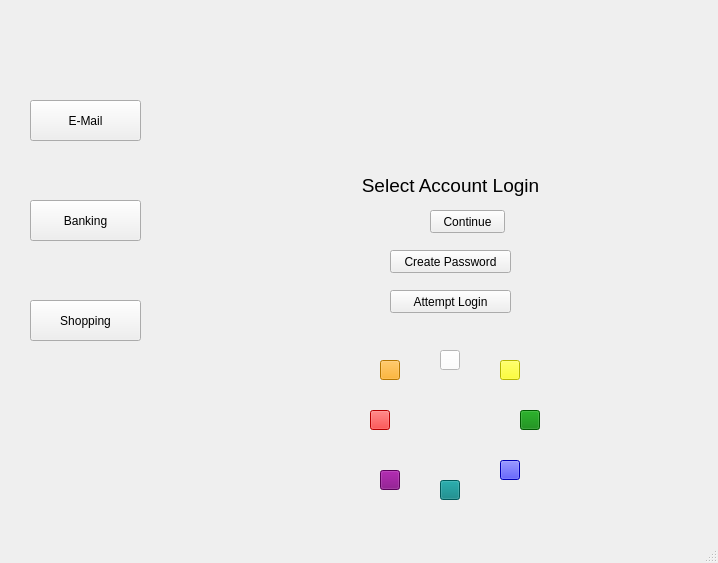
Before: the Qt Designer form mainwindow.ui in Arkaywhon/HCI-Application, drawn with Qt 5.
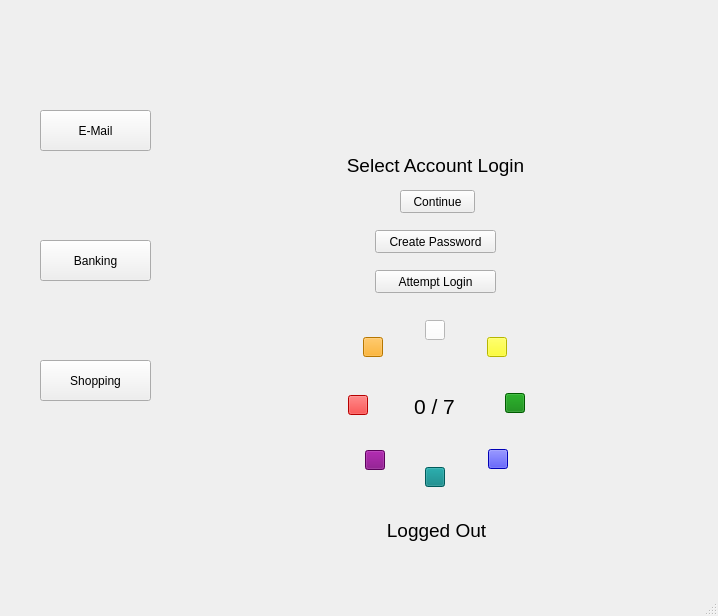
After: the same form once the commit is applied. Icons and pictures are not drawn.

Commit message: Big push beta

```diff
--- a/mainwindow.ui
+++ b/mainwindow.ui
@@ -7,7 +7,7 @@
     <x>0</x>
     <y>0</y>
     <width>718</width>
-    <height>563</height>
+    <height>616</height>
    </rect>
   </property>
   <property name="windowTitle">
@@ -17,8 +17,8 @@
    <widget class="QPushButton" name="emailBtn">
     <property name="geometry">
      <rect>
-      <x>30</x>
-      <y>100</y>
+      <x>40</x>
+      <y>110</y>
       <width>111</width>
       <height>41</height>
      </rect>
@@ -30,8 +30,8 @@
    <widget class="QPushButton" name="bankBtn">
     <property name="geometry">
      <rect>
-      <x>30</x>
-      <y>200</y>
+      <x>40</x>
+      <y>240</y>
       <width>111</width>
       <height>41</height>
      </rect>
@@ -43,8 +43,8 @@
    <widget class="QPushButton" name="emailBtn_3">
     <property name="geometry">
      <rect>
-      <x>30</x>
-      <y>300</y>
+      <x>40</x>
+      <y>360</y>
       <width>111</width>
       <height>41</height>
      </rect>
@@ -56,10 +56,10 @@
    <widget class="QWidget" name="loginWidget" native="true">
     <property name="geometry">
      <rect>
-      <x>230</x>
-      <y>40</y>
+      <x>215</x>
+      <y>20</y>
       <width>471</width>
-      <height>471</height>
+      <height>541</height>
      </rect>
     </property>
     <property name="styleSheet">
@@ -80,6 +80,30 @@
      <property name="styleSheet">
       <string notr="true">border-image: url(&quot;:/new/octagon/octagon.png&quot;);</string>
      </property>
+     <widget class="QLabel" name="entryLbl">
+      <property name="geometry">
+       <rect>
+        <x>24</x>
+        <y>31</y>
+        <width>71</width>
+        <height>51</height>
+       </rect>
+      </property>
+      <property name="font">
+       <font>
+        <pointsize>16</pointsize>
+       </font>
+      </property>
+      <property name="styleSheet">
+       <string notr="true">border-image: none;</string>
+      </property>
+      <property name="text">
+       <string>0 / 7</string>
+      </property>
+      <property name="alignment">
+       <set>Qt::AlignCenter</set>
+      </property>
+     </widget>
     </widget>
     <widget class="QPushButton" name="passcreateBtn">
      <property name="geometry">
@@ -132,7 +156,7 @@
      <property name="geometry">
       <rect>
        <x>210</x>
-       <y>310</y>
+       <y>300</y>
        <width>20</width>
        <height>20</height>
       </rect>
@@ -147,8 +171,8 @@
     <widget class="QPushButton" name="yellowBtn">
      <property name="geometry">
       <rect>
-       <x>270</x>
-       <y>320</y>
+       <x>272</x>
+       <y>317</y>
        <width>20</width>
        <height>20</height>
       </rect>
@@ -164,7 +188,7 @@
      <property name="geometry">
       <rect>
        <x>290</x>
-       <y>370</y>
+       <y>373</y>
        <width>20</width>
        <height>20</height>
       </rect>
@@ -179,8 +203,8 @@
     <widget class="QPushButton" name="blueBtn">
      <property name="geometry">
       <rect>
-       <x>270</x>
-       <y>420</y>
+       <x>273</x>
+       <y>429</y>
        <width>20</width>
        <height>20</height>
       </rect>
@@ -196,7 +220,7 @@
      <property name="geometry">
       <rect>
        <x>210</x>
-       <y>440</y>
+       <y>447</y>
        <width>20</width>
        <height>20</height>
       </rect>
@@ -227,8 +251,8 @@
     <widget class="QPushButton" name="redBtn">
      <property name="geometry">
       <rect>
-       <x>140</x>
-       <y>370</y>
+       <x>133</x>
+       <y>375</y>
        <width>20</width>
        <height>20</height>
       </rect>
@@ -243,8 +267,8 @@
     <widget class="QPushButton" name="orangeBtn">
      <property name="geometry">
       <rect>
-       <x>150</x>
-       <y>320</y>
+       <x>148</x>
+       <y>317</y>
        <width>20</width>
        <height>20</height>
       </rect>
@@ -256,12 +280,33 @@
       <string/>
      </property>
     </widget>
+    <widget class="QLabel" name="logStatusLbl">
+     <property name="geometry">
+      <rect>
+       <x>146</x>
+       <y>490</y>
+       <width>151</width>
+       <height>41</height>
+      </rect>
+     </property>
+     <property name="font">
+      <font>
+       <pointsize>14</pointsize>
+      </font>
+     </property>
+     <property name="text">
+      <string>Logged Out</string>
+     </property>
+     <property name="alignment">
+      <set>Qt::AlignCenter</set>
+     </property>
+    </widget>
    </widget>
    <widget class="QPushButton" name="continueBtn">
     <property name="geometry">
      <rect>
-      <x>430</x>
-      <y>210</y>
+      <x>400</x>
+      <y>190</y>
       <width>75</width>
       <height>23</height>
      </rect>
```
The commit also changes 1 other file.
